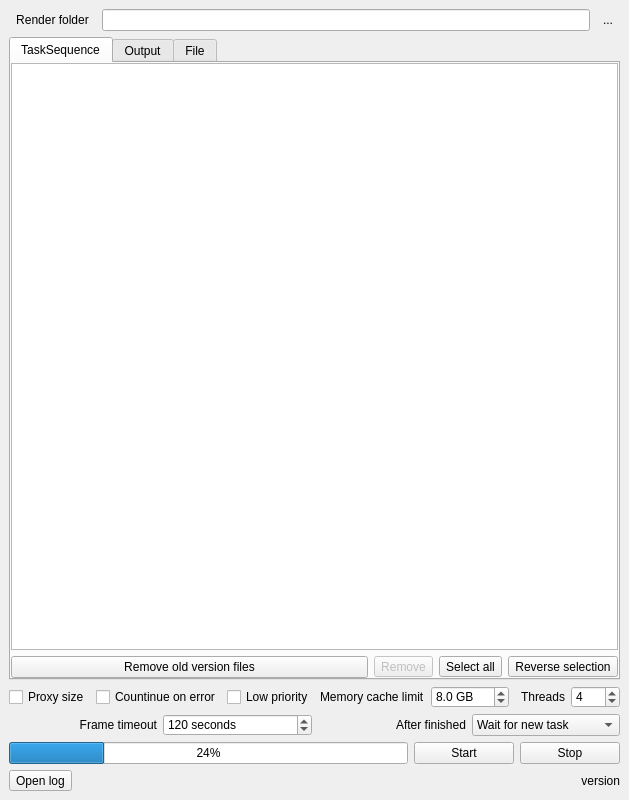
Above: lib/batchrender/view/mainwindow.ui from NateScarlet/NukeBatchRender before the change. Below: the same form after it.
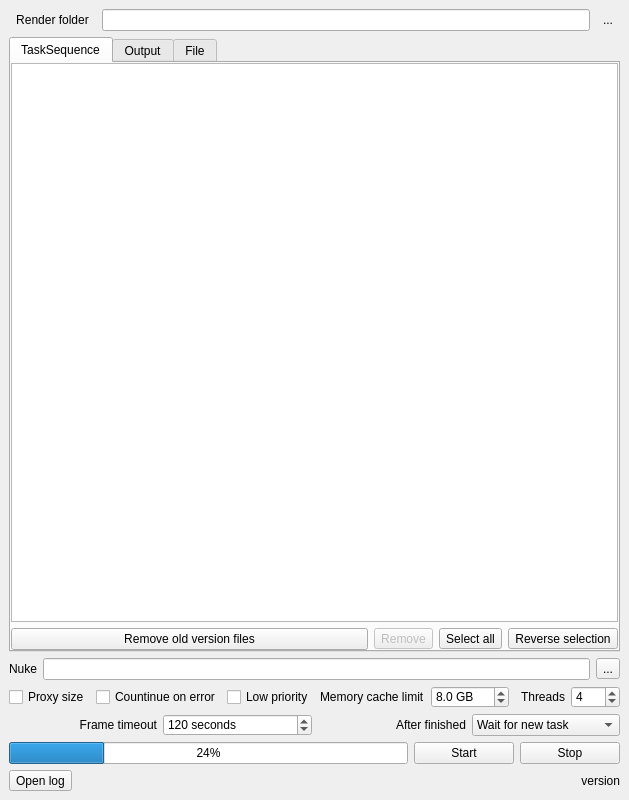
That is the form after the change.

Commit message: feat: add nuke executable path gui config

```diff
--- a/lib/batchrender/view/mainwindow.ui
+++ b/lib/batchrender/view/mainwindow.ui
@@ -155,6 +155,27 @@
       </widget>
      </widget>
     </item>
+    <item>
+     <layout class="QHBoxLayout" name="horizontalLayout_6">
+      <item>
+       <widget class="QLabel" name="labelNuke">
+        <property name="text">
+         <string>Nuke</string>
+        </property>
+       </widget>
+      </item>
+      <item>
+       <widget class="QLineEdit" name="lineEditNuke"/>
+      </item>
+      <item>
+       <widget class="QToolButton" name="toolButtonAskNuke">
+        <property name="text">
+         <string>...</string>
+        </property>
+       </widget>
+      </item>
+     </layout>
+    </item>
     <item>
      <layout class="QHBoxLayout" name="horizontalLayout_4">
       <item>
```
Left out of the diff: 33 changed lines with no effect on the pictures. The commit also changes 3 other files.
